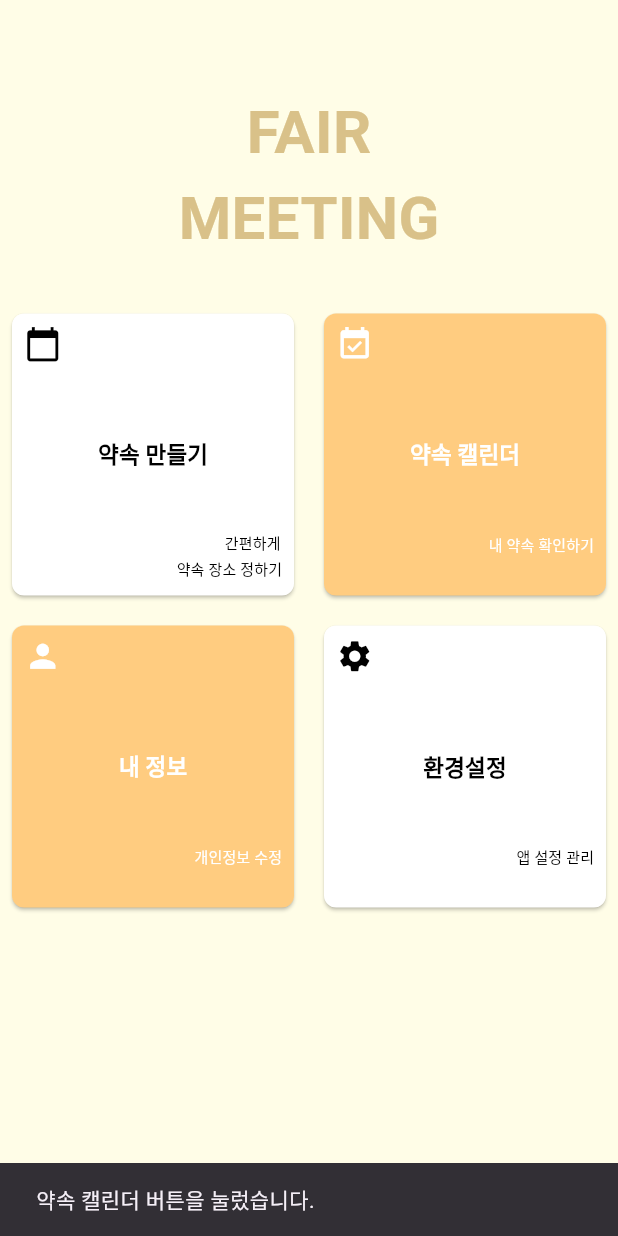
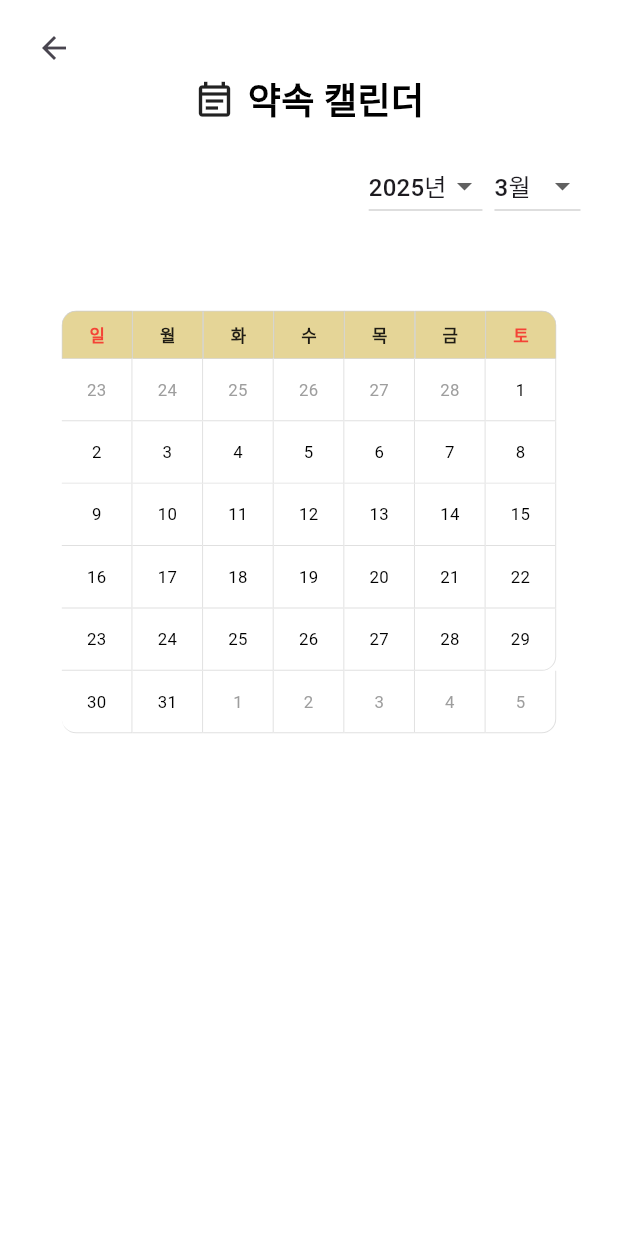
Before and after one commit to partmant/FairMeeting, a Flutter app: the screen it shows after launch, after a tap on "약속 캘린더", on a phone screen of 412 x 824 dp. Run offline on Flutter 3.47's test engine with Material 3 defaults, Android fonts, the phone set to English and light mode, and no system bars; drawn by our look-alikes of table_calendar; our stand-ins replace dotted_border; missing offline and left inert: kakao_flutter_sdk_user, kakao_map_plugin.

Commit message:
내 캘린더 1차 구현

```diff
--- a/lib/main.dart
+++ b/lib/main.dart
@@ -6,18 +6,23 @@ import 'package:kakao_map_plugin/kakao_map_plugin.dart';
 import 'screens/login.dart';
 import 'screens/app_start.dart';
 import 'screens/kakao_map_screen.dart';
+import 'package:intl/date_symbol_data_local.dart'; // 날짜 포맷 로케일 초기화용
 
-void main() {
+void main() async {
   WidgetsFlutterBinding.ensureInitialized();
+
+  //  날짜 로케일 데이터 초기화 (예: 요일을 '월', '화' 등 한글로 표시할 때 필요)
+  await initializeDateFormatting('ko_KR', null);
 
   KakaoSdk.init(
     nativeAppKey: '9255023b3d9eebeecb1887c7ec03991d',
   );
+
   AuthRepository.initialize(
     appKey: '37a305a2cced0d6cc202933800e44385',
   ); // 카카오 지도 플러그인 초기화
 
-  // 상태바 스타일을 앱 전역으로 설정 (검정색 아이콘)
+  // 상태바 스타일 전역 설정 (검정색 아이콘)
   SystemChrome.setSystemUIOverlayStyle(const SystemUiOverlayStyle(
     statusBarColor: Colors.white,
     statusBarIconBrightness: Brightness.dark, // Android
@@ -49,13 +54,14 @@ class FairMeetingApp extends StatelessWidget {
           ),
           systemOverlayStyle: SystemUiOverlayStyle(
             statusBarColor: Colors.white,
-            statusBarIconBrightness: Brightness.dark, // Android
-            statusBarBrightness: Brightness.light, // iOS
+            statusBarIconBrightness: Brightness.dark,
+            statusBarBrightness: Brightness.light,
           ),
         ),
       ),
 
-      home: const AppStart(), // 초기 화면 (로그인 등)
+      // 시작 화면 지정
+      home: const AppStart(),
 
       routes: {
         '/main': (context) => MainmenuScreen(),
--- /dev/null
+++ b/lib/screens/calender.dart
@@ -0,0 +1,311 @@
+import 'package:flutter/material.dart';
+import 'package:table_calendar/table_calendar.dart';
+import 'package:intl/intl.dart';
+
+class AppointmentCalendarScreen extends StatefulWidget {
+  const AppointmentCalendarScreen({super.key});
+
+  @override
+  State<AppointmentCalendarScreen> createState() =>
+      _AppointmentCalendarScreenState();
+}
+
+class _AppointmentCalendarScreenState
+    extends State<AppointmentCalendarScreen> {
+  DateTime _focusedDay = DateTime(2025, 3, 27);
+  DateTime? _selectedDay;
+
+  final List<int> _yearList = [for (var y = 2023; y <= 2030; y++) y];
+  int _selectedYear = 2025;
+  int _selectedMonth = 3;
+
+  List<DateTime> markedDates = [
+    DateTime(2025, 3, 9),
+    DateTime(2025, 3, 22),
+    DateTime(2025, 3, 27),
+  ];
+
+  @override
+  Widget build(BuildContext context) {
+    return SafeArea(
+      child: Scaffold(
+        backgroundColor: Colors.white,
+        body: Column(
+          crossAxisAlignment: CrossAxisAlignment.start,
+          children: [
+            // 뒤로가기 버튼
+            Padding(
+              padding:
+              const EdgeInsets.symmetric(horizontal: 12.0, vertical: 8.0),
+              child: Row(
+                children: [
+                  IconButton(
+                    icon: const Icon(Icons.arrow_back),
+                    onPressed: () {
+                      Navigator.pop(context);
+                    },
+                  ),
+                ],
+              ),
+            ),
+
+            // 제목
+            Transform.translate(
+              offset: const Offset(0, -15),
+              child: Center(
+                child: Row(
+                  mainAxisSize: MainAxisSize.min,
+                  children: const [
+                    Icon(Icons.event_note_outlined, size: 28),
+                    SizedBox(width: 8),
+                    Text(
+                      '약속 캘린더',
+                      style: TextStyle(
+                        fontSize: 24,
+                        fontWeight: FontWeight.bold,
+                        color: Colors.black,
+                      ),
+                    ),
+                  ],
+                ),
+              ),
+            ),
+
+            // 드롭다운
+            Padding(
+              padding: const EdgeInsets.symmetric(horizontal: 25.0),
+              child: Row(
+                mainAxisAlignment: MainAxisAlignment.end,
+                children: [
+                  DropdownButton<int>(
+                    value: _selectedYear,
+                    items: _yearList.map((year) {
+                      return DropdownMenuItem(
+                        value: year,
+                        child: Text('$year년'),
+                      );
+                    }).toList(),
+                    onChanged: (year) {
+                      if (year != null) {
+                        setState(() {
+                          _selectedYear = year;
+                          _focusedDay =
+                              DateTime(_selectedYear, _selectedMonth, 1);
+                        });
+                      }
+                    },
+                  ),
+                  const SizedBox(width: 8),
+                  DropdownButton<int>(
+                    value: _selectedMonth,
+                    items: List.generate(12, (i) => i + 1).map((month) {
+                      return DropdownMenuItem(
+                        value: month,
+                        child: Text('$month월'),
+                      );
+                    }).toList(),
+                    onChanged: (month) {
+                      if (month != null) {
+                        setState(() {
+                          _selectedMonth = month;
+                          _focusedDay =
+                              DateTime(_selectedYear, _selectedMonth, 1);
+                        });
+                      }
+                    },
+                  ),
+                ],
+              ),
+            ),
+
+            const SizedBox(height: 24),
+
+            // 캘린더 (비율 줄이기)
+            Transform.scale(
+              scale: 0.8, // 전체 비율 축소
+              child: TableCalendar(
+                locale: 'ko_KR',
+                firstDay: DateTime.utc(2020, 1, 1),
+                lastDay: DateTime.utc(2030, 12, 31),
+                focusedDay: _focusedDay,
+                selectedDayPredicate: (day) => isSameDay(_selectedDay, day),
+                onDaySelected: (selectedDay, focusedDay) {
+                  setState(() {
+                    _selectedDay = selectedDay;
+                    _focusedDay = focusedDay;
+                    _selectedYear = focusedDay.year;
+                    _selectedMonth = focusedDay.month;
+                  });
+                },
+                onPageChanged: (focusedDay) {
+                  setState(() {
+                    _focusedDay = focusedDay;
+                    _selectedYear = focusedDay.year;
+                    _selectedMonth = focusedDay.month;
+                  });
+                },
+                headerVisible: false,
+                daysOfWeekHeight: 40,
+                calendarStyle: CalendarStyle(
+                  outsideDaysVisible: true,
+                  weekendTextStyle: const TextStyle(color: Colors.red),
+                  todayDecoration: BoxDecoration(
+                    color: Colors.grey.shade300,
+                    shape: BoxShape.circle,
+                  ),
+                  selectedDecoration: const BoxDecoration(
+                    color: Colors.black,
+                    shape: BoxShape.circle,
+                  ),
+                ),
+                daysOfWeekStyle: const DaysOfWeekStyle(
+                  weekdayStyle: TextStyle(fontWeight: FontWeight.bold),
+                  weekendStyle: TextStyle(fontWeight: FontWeight.bold),
+                ),
+                calendarBuilders: CalendarBuilders(
+                  dowBuilder: (context, day) {
+                    final text = DateFormat.E('ko_KR').format(day);
+                    final isWeekend = day.weekday == DateTime.sunday ||
+                        day.weekday == DateTime.saturday;
+
+                    BorderRadius borderRadius = BorderRadius.zero;
+                    if (day.weekday == DateTime.sunday) {
+                      borderRadius =
+                      const BorderRadius.only(topLeft: Radius.circular(12));
+                    } else if (day.weekday == DateTime.saturday) {
+                      borderRadius = const BorderRadius.only(
+                          topRight: Radius.circular(12));
+                    }
+
+                    return Container(
+                      decoration: BoxDecoration(
+                        color: const Color(0xFFE5D597),
+                        border: Border.all(
+                            color: const Color(0xFFCCCCCC), width: 0.5),
+                        borderRadius: borderRadius,
+                      ),
+                      child: Center(
+                        child: Text(
+                          text,
+                          style: TextStyle(
+                            color: isWeekend ? Colors.red : Colors.black87,
+                            fontWeight: FontWeight.w600,
+                          ),
+                        ),
+                      ),
+                    );
+                  },
+                  defaultBuilder: (context, day, focusedDay) {
+                    return _buildDayCell(day, false);
+                  },
+                  outsideBuilder: (context, day, focusedDay) {
+                    return _buildDayCell(day, true);
+                  },
+                ),
+              ),
+            ),
+
+            const SizedBox(height: 12),
+
+            if (_selectedDay != null)
+              Padding(
+                padding: const EdgeInsets.symmetric(horizontal: 20.0),
+                child: Container(
+                  width: double.infinity,
+                  padding: const EdgeInsets.all(16),
+                  decoration: BoxDecoration(
+                    border: Border.all(color: Colors.black, width: 1.2),
+                    borderRadius: BorderRadius.circular(12),
+                  ),
+                  child: Column(
+                    crossAxisAlignment: CrossAxisAlignment.start,
+                    children: [
+                      Row(
+                        mainAxisAlignment: MainAxisAlignment.spaceBetween,
+                        children: [
+                          Text(
+                            DateFormat('y년 M월 d일').format(_selectedDay!) +
+                                '\n시간 : ',
+                            style: const TextStyle(fontSize: 16),
+                          ),
+                          TextButton(
+                            onPressed: () {},
+                            style: TextButton.styleFrom(foregroundColor: Colors.black), // ← 글자 색 변경
+                            child: const Text('알림 끄기'),
+                          ),
+                        ],
+                      ),
+                      const SizedBox(height: 8),
+                      const Text(
+                        '장소 :',
+                        style: TextStyle(
+                            fontSize: 18, fontWeight: FontWeight.bold),
+                      ),
+                      const Text(
+                        '주소 :',
+                        style: TextStyle(fontSize: 16),
+                      ),
+                      const SizedBox(height: 10),
+                      Row(
+                        mainAxisAlignment: MainAxisAlignment.spaceBetween,
+                        children: [
+                          TextButton(
+                            onPressed: () {},
+                            style: TextButton.styleFrom(foregroundColor: Colors.black), // ← 글자 색 변경
+                            child: const Text('+ 메모 추가하기'),
+                          ),
+                          TextButton(
+                            onPressed: () {},
+                            style: TextButton.styleFrom(foregroundColor: Colors.black), // ← 글자 색 변경
+                            child: const Text('길찾기'),
+                          ),
+                        ],
+                      )
+                    ],
+                  ),
+                ),
+              ),
+          ],
+        ),
+      ),
+    );
+  }
+
+  Widget _buildDayCell(DateTime day, bool isOutside) {
+    bool isLastWeek = day
+        .isAfter(DateTime(_focusedDay.year, _focusedDay.month + 1, 0)
+        .subtract(const Duration(days: 7)));
+
+    BorderRadius borderRadius = BorderRadius.zero;
+    if (isLastWeek && day.weekday == DateTime.saturday) {
+      borderRadius = const BorderRadius.only(
+        bottomRight: Radius.circular(12),
+      );
+    } else if (isLastWeek && day.weekday == DateTime.sunday) {
+      borderRadius = const BorderRadius.only(
+        bottomLeft: Radius.circular(12),
+      );
+    }
+
+    return Container(
+      decoration: BoxDecoration(
+        border: const Border(
+          right: BorderSide(color: Color(0xFFE0E0E0), width: 0.8),
+          bottom: BorderSide(color: Color(0xFFE0E0E0), width: 0.8),
+        ),
+        borderRadius: borderRadius,
+      ),
+      child: Center(
+        child: Container(
+          padding: const EdgeInsets.all(6),
+          child: Text(
+            '${day.day}',
+            style: TextStyle(
+              color: isOutside ? Colors.grey : Colors.black,
+            ),
+          ),
+        ),
+      ),
+    );
+  }
+}
--- a/lib/screens/main_menu.dart
+++ b/lib/screens/main_menu.dart
@@ -3,6 +3,8 @@ import 'package:fair_front/screens/put_location.dart';
 import '../widgets/logo_title.dart';
 import 'package:fair_front/screens/login.dart';
 import 'package:fair_front/screens/my_info.dart';
+
+import 'calender.dart';
 
 class MainmenuScreen extends StatefulWidget {
   const MainmenuScreen({super.key});
@@ -101,7 +103,12 @@ class _MainmenuScreenState extends State<MainmenuScreen> {
             context,
             MaterialPageRoute(builder: (context) => const MyInfoPage()),
           );
-        } else {
+        } else if (label == '약속 캘린더') {
+          Navigator.push(
+            context,
+            MaterialPageRoute(builder: (builder) => const AppointmentCalendarScreen()),
+          );
+        }else {
           ScaffoldMessenger.of(context).showSnackBar(
             SnackBar(content: Text('$label 버튼을 눌렀습니다.')),
           );
--- a/pubspec.yaml
+++ b/pubspec.yaml
@@ -21,6 +21,10 @@ dependencies:
 
   dotted_border: ^2.0.0                    # 점선 사용
 
+  intl: ^0.18.1 # cal 패키지
+
+  table_calendar: ^3.0.9 # 피그마용 달력 ^3.0.9
+
 dev_dependencies:
   flutter_test:
     sdk: flutter
```
Also changed, not shown: pubspec.lock.
